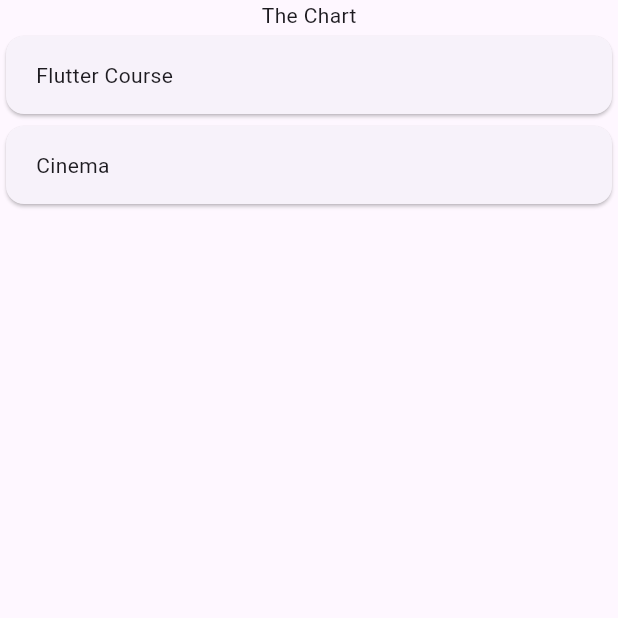
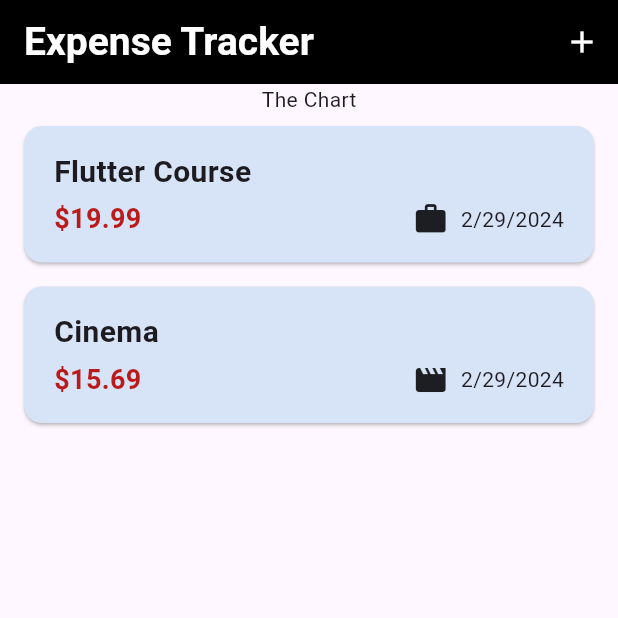
Before and after one commit to alejopadido/flutter-apps, a Flutter app: the screen it shows after launch, on a phone screen of 412 x 824 dp, the top half of it. Run offline on Flutter 3.47's test engine with Material 3 defaults, Android fonts, the phone set to English and light mode, and no system bars; our stand-ins replace google_fonts.

Commit message:
expenses app almost finished, charts missing

```diff
--- a/expense_tracker/lib/models/expense.dart
+++ b/expense_tracker/lib/models/expense.dart
@@ -1,8 +1,20 @@
+import 'package:flutter/material.dart';
+import 'package:intl/intl.dart';
+
 import 'package:uuid/uuid.dart';
+
+final formatter = DateFormat.yMd();
 
 const uuid = Uuid();
 
 enum Category { food, travel, leisure, work }
+
+const categoryIcons = {
+  Category.food: Icons.lunch_dining,
+  Category.travel: Icons.flight_takeoff,
+  Category.leisure: Icons.movie,
+  Category.work: Icons.work,
+};
 
 class Expense {
   Expense(
@@ -17,4 +29,30 @@ class Expense {
   final double amount;
   final DateTime date;
   final Category category;
+
+  String get formattedDate {
+    return formatter.format(date);
+  }
 }
+
+class ExpenseBucket {
+  ExpenseBucket({required this.category, required this.expenses});
+
+  ExpenseBucket.forCategory(List<Expense> allExpenses, this.category)
+      : expenses = allExpenses
+            .where((expense) => expense.category == category)
+            .toList();
+
+  final Category category;
+  final List<Expense> expenses;
+
+  double get totalExpenses {
+    double sum = 0;
+
+    for (final expense in expenses) {
+      sum += expense.amount;
+    }
+
+    return sum;
+  }
+}
--- a/expense_tracker/lib/widgets/expenses.dart
+++ b/expense_tracker/lib/widgets/expenses.dart
@@ -1,4 +1,5 @@
 import 'package:expense_tracker/widgets/expenses_list/expenses_list.dart';
+import 'package:expense_tracker/widgets/new_expense.dart';
 import 'package:flutter/material.dart';
 import 'package:expense_tracker/models/expense.dart';
 
@@ -27,14 +28,78 @@ class _ExpensesState extends State<Expenses> {
     ),
   ];
 
+  void _openAddExpenseOverlay() {
+    showModalBottomSheet(
+      isScrollControlled: true,
+      context: context,
+      builder: (ctx) => NewExpense(
+        onAddExpense: _addExpense,
+      ),
+    );
+  }
+
+  void _addExpense(Expense expense) {
+    setState(() {
+      _registeredExpenses.add(expense);
+    });
+  }
+
+  void _removeExpense(Expense expense) {
+    final expenseIndex = _registeredExpenses.indexOf(expense);
+    setState(() {
+      _registeredExpenses.remove(expense);
+    });
+    ScaffoldMessenger.of(context).clearSnackBars();
+    ScaffoldMessenger.of(context).showSnackBar(
+      SnackBar(
+        duration: Duration(seconds: 3),
+        content: Text('Expense deleted.'),
+        action: SnackBarAction(
+            label: 'Undo',
+            onPressed: () {
+              setState(() {
+                _registeredExpenses.insert(expenseIndex, expense);
+              });
+            }),
+      ),
+    );
+  }
+
   @override
   Widget build(BuildContext context) {
+    Widget mainContent = const Center(
+      child: Text('No expenses found. Start adding some!'),
+    );
+
+    if (_registeredExpenses.isNotEmpty) {
+      mainContent = ExpensesList(
+        expenses: _registeredExpenses,
+        onRemoveExpense: _removeExpense,
+      );
+    }
+
     return Scaffold(
+      appBar: AppBar(
+        backgroundColor: Colors.black,
+        title: const Text(
+          'Expense Tracker',
+          style: TextStyle(color: Colors.white),
+        ),
+        actions: [
+          IconButton(
+            onPressed: _openAddExpenseOverlay,
+            icon: const Icon(
+              Icons.add,
+              color: Colors.white,
+            ),
+          )
+        ],
+      ),
       body: Column(
         children: [
           const Text('The Chart'),
           Expanded(
-            child: ExpensesList(expenses: _registeredExpenses),
+            child: mainContent,
           ),
         ],
       ),
--- a/expense_tracker/lib/widgets/expenses_list/expense_item.dart
+++ b/expense_tracker/lib/widgets/expenses_list/expense_item.dart
@@ -14,7 +14,37 @@ class ExpenseItem extends StatelessWidget {
           horizontal: 20,
           vertical: 16,
         ),
-        child: Text(expense.title),
+        child: Column(
+          crossAxisAlignment: CrossAxisAlignment.start,
+          children: [
+            Text(expense.title,
+                style:
+                    const TextStyle(fontSize: 20, fontWeight: FontWeight.bold)),
+            const SizedBox(height: 4),
+            Row(
+              children: [
+                Text(
+                  '\$${expense.amount.toStringAsFixed(2)}',
+                  style: TextStyle(
+                    fontSize: 18,
+                    fontWeight: FontWeight.bold,
+                    color: Theme.of(context).colorScheme.error,
+                  ),
+                ),
+                const Spacer(), // Gets all the space it can between the other widgets
+                Row(
+                  children: [
+                    Icon(categoryIcons[expense.category]),
+                    const SizedBox(
+                      width: 8,
+                    ),
+                    Text(expense.formattedDate),
+                  ],
+                ),
+              ],
+            )
+          ],
+        ),
       ),
     );
   }
--- a/expense_tracker/lib/widgets/expenses_list/expenses_list.dart
+++ b/expense_tracker/lib/widgets/expenses_list/expenses_list.dart
@@ -3,15 +3,33 @@ import 'package:expense_tracker/widgets/expenses_list/expense_item.dart';
 import 'package:flutter/material.dart';
 
 class ExpensesList extends StatelessWidget {
-  const ExpensesList({super.key, required this.expenses});
+  const ExpensesList(
+      {super.key, required this.expenses, required this.onRemoveExpense});
 
   final List<Expense> expenses;
+
+  final void Function(Expense expense) onRemoveExpense;
 
   @override
   Widget build(BuildContext context) {
     return ListView.builder(
       itemCount: expenses.length,
-      itemBuilder: (ctx, index) => ExpenseItem(expenses[index]),
+      itemBuilder: (ctx, index) => Dismissible(
+        key: ValueKey(expenses[index]),
+        direction: DismissDirection.endToStart,
+        background: Container(
+          color: Theme.of(context).colorScheme.error,
+          margin: EdgeInsets.symmetric(
+            horizontal: Theme.of(context).cardTheme.margin!.horizontal,
+          ),
+        ),
+        onDismissed: (direction) {
+          onRemoveExpense(expenses[index]);
+        },
+        child: ExpenseItem(
+          expenses[index],
+        ),
+      ),
     );
   }
 }
--- a/expense_tracker/pubspec.yaml
+++ b/expense_tracker/pubspec.yaml
@@ -36,6 +36,7 @@ dependencies:
   # Use with the CupertinoIcons class for iOS style icons.
   cupertino_icons: ^1.0.2
   uuid: ^4.3.3
+  intl: ^0.19.0
 
 dev_dependencies:
   flutter_test:
```
Also changed, not shown: expense_tracker/lib/main.dart (+39 -2 lines), expense_tracker/lib/widgets/new_expense.dart (added, +163 -0 lines), expense_tracker/pubspec.lock.
